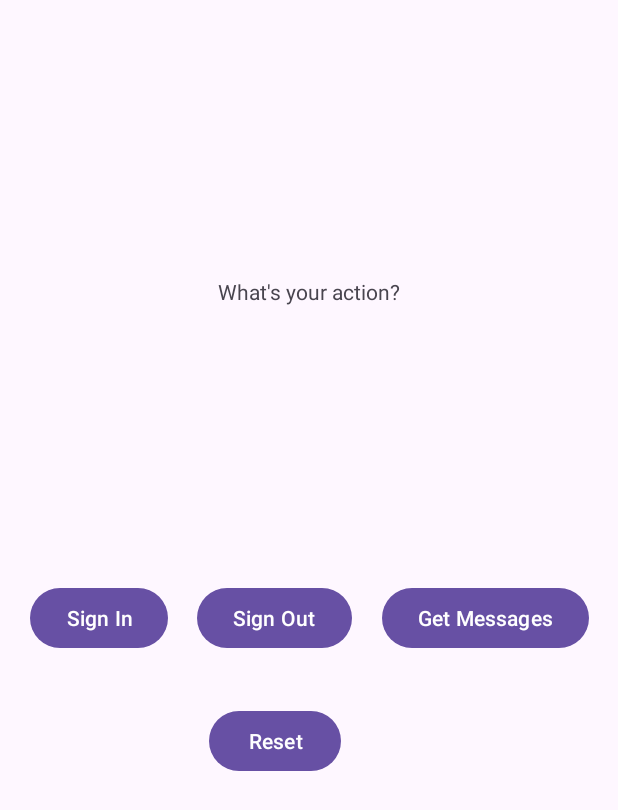
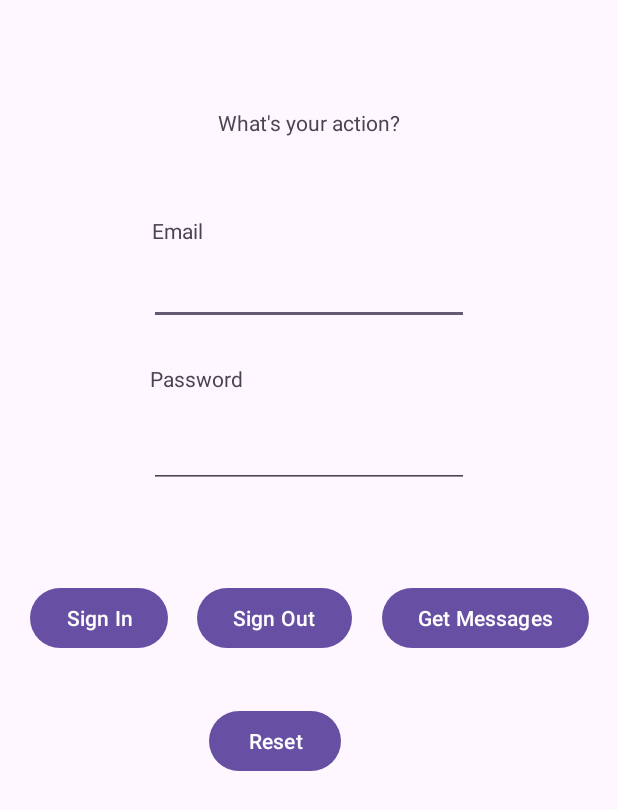
Before and after one commit to kyrtsouv/ParkX, an Android app: the screen it shows after launch (MainActivity), on a phone screen of 412 x 824 dp. Shown: the top 810 px of the screen. Run offline under Robolectric (Android 15) with nearby library versions, the light colour scheme and no system bars; libraries missing offline, so code that uses them is left out: io.github.jan.supabase; 1 statement that could not run was skipped.

Commit message:
add map function (agp = "8.10.0")

```diff
--- a/app/src/main/java/com/example/parkx/MainActivity.java
+++ b/app/src/main/java/com/example/parkx/MainActivity.java
@@ -1,10 +1,21 @@
 package com.example.parkx;
 
+import android.Manifest;
+import android.content.Intent;
+import android.content.pm.PackageManager;
+import android.location.LocationManager;
 import android.os.Bundle;
+import android.provider.Settings;
 import android.view.View;
+import android.widget.Button;
+import android.widget.EditText;
 import android.widget.TextView;
+import android.widget.Toast;
 
+import androidx.annotation.NonNull;
 import androidx.appcompat.app.AppCompatActivity;
+import androidx.core.app.ActivityCompat;
+import androidx.core.content.ContextCompat;
 
 import org.jetbrains.annotations.NotNull;
 
@@ -13,6 +24,11 @@ import java.util.List;
 public class MainActivity extends AppCompatActivity {
 
     TextView textView;
+
+    EditText email,password;
+    Button sign_in;
+    private static final int Location_Permission_Code=100;
+    private static final int GPS_REQUEST_CODE = 101;
 
     @Override
     protected void onCreate(Bundle savedInstanceState) {
@@ -23,8 +39,48 @@ public class MainActivity extends AppCompatActivity {
 
         SupabaseManager.INSTANCE.init();
 
+        textView.setText("What's your action?");
 
-        textView.setText("What's your action?");
+        email=findViewById(R.id.editTextText1);
+        password=findViewById(R.id.editTextText2);
+        sign_in=findViewById(R.id.button);
+        sign_in.setOnClickListener(view -> {
+            Intent intent = new Intent(MainActivity.this, MapsActivity.class);
+            startActivity(intent);
+            if (ActivityCompat.checkSelfPermission(this, Manifest.permission.ACCESS_FINE_LOCATION)
+                    != PackageManager.PERMISSION_GRANTED) {
+                ActivityCompat.requestPermissions(this,
+                        new String[]{Manifest.permission.ACCESS_FINE_LOCATION},
+                        Location_Permission_Code);
+            } else {
+                startActivity(new Intent(MainActivity.this, MapsActivity.class));
+            }
+        });
+
+        checkLocationPermission();
+    }
+
+    private void checkLocationPermission() {
+        if (ContextCompat.checkSelfPermission(this, Manifest.permission.ACCESS_FINE_LOCATION)
+                != PackageManager.PERMISSION_GRANTED) {
+            // Ask for permission
+            ActivityCompat.requestPermissions(this,
+                    new String[]{Manifest.permission.ACCESS_FINE_LOCATION},
+                    Location_Permission_Code);
+        } else {
+            // Permission already granted
+            LocationManager locationManager = (LocationManager) getSystemService(LOCATION_SERVICE);
+            boolean gpsEnabled = locationManager.isProviderEnabled(LocationManager.GPS_PROVIDER);
+
+            if (!gpsEnabled) {
+                Toast.makeText(this, "Please enable GPS", Toast.LENGTH_SHORT).show();
+                Intent intent = new Intent(Settings.ACTION_LOCATION_SOURCE_SETTINGS);
+                startActivityForResult(intent, GPS_REQUEST_CODE);
+            } else {
+                // GPS is already on, proceed with location features
+                Toast.makeText(this, "GPS is ON", Toast.LENGTH_SHORT).show();
+            }
+        }
     }
 
     public void SignIn(View view) {
@@ -78,4 +134,17 @@ public class MainActivity extends AppCompatActivity {
     public void Reset(View view) {
         textView.setText("What's your action?");
     }
+
+    @Override
+    public void onRequestPermissionsResult(int requestCode, @NonNull String[] permissions,
+                                           @NonNull int[] grantResults) {
+        super.onRequestPermissionsResult(requestCode, permissions, grantResults);
+        if (requestCode == Location_Permission_Code) {
+            if (grantResults.length > 0 && grantResults[0] == PackageManager.PERMISSION_GRANTED) {
+                startActivity(new Intent(MainActivity.this, MapsActivity.class));
+            } else {
+                Toast.makeText(this, "Η άδεια τοποθεσίας είναι απαραίτητη.", Toast.LENGTH_SHORT).show();
+            }
+        }
+    }
 }
--- a/app/src/main/res/layout/activity_main.xml
+++ b/app/src/main/res/layout/activity_main.xml
@@ -54,7 +54,8 @@
         app:layout_constraintBottom_toTopOf="@+id/button2"
         app:layout_constraintEnd_toEndOf="parent"
         app:layout_constraintStart_toStartOf="parent"
-        app:layout_constraintTop_toTopOf="parent" />
+        app:layout_constraintTop_toTopOf="parent"
+        app:layout_constraintVertical_bias="0.195" />
 
     <Button
         android:id="@+id/button4"
@@ -67,4 +68,50 @@
         app:layout_constraintStart_toStartOf="@+id/button2"
         app:layout_constraintTop_toBottomOf="@+id/button2"
         app:layout_constraintVertical_bias="0.10" />
+
+    <EditText
+        android:id="@+id/editTextText1"
+        android:layout_width="wrap_content"
+        android:layout_height="wrap_content"
+        android:ems="10"
+        android:inputType="text"
+        app:layout_constraintBottom_toTopOf="@+id/button"
+        app:layout_constraintEnd_toEndOf="parent"
+        app:layout_constraintStart_toStartOf="parent"
+        app:layout_constraintTop_toTopOf="parent" />
+
+    <EditText
+        android:id="@+id/editTextText2"
+        android:layout_width="wrap_content"
+        android:layout_height="wrap_content"
+        android:ems="10"
+        android:inputType="text"
+        app:layout_constraintBottom_toTopOf="@+id/button"
+        app:layout_constraintEnd_toEndOf="parent"
+        app:layout_constraintStart_toStartOf="parent"
+        app:layout_constraintTop_toBottomOf="@+id/editTextText1" />
+
+    <TextView
+        android:id="@+id/textView2"
+        android:layout_width="wrap_content"
+        android:layout_height="wrap_content"
+        android:layout_marginBottom="8dp"
+        android:text="Email"
+        app:layout_constraintBottom_toTopOf="@+id/editTextText1"
+        app:layout_constraintEnd_toEndOf="parent"
+        app:layout_constraintHorizontal_bias="0.268"
+        app:layout_constraintStart_toStartOf="parent" />
+
+    <TextView
+        android:id="@+id/textView3"
+        android:layout_width="wrap_content"
+        android:layout_height="wrap_content"
+        android:layout_marginBottom="8dp"
+        android:text="Password"
+        app:layout_constraintBottom_toTopOf="@+id/editTextText2"
+        app:layout_constraintEnd_toEndOf="parent"
+        app:layout_constraintHorizontal_bias="0.286"
+        app:layout_constraintStart_toStartOf="parent"
+        app:layout_constraintTop_toBottomOf="@+id/editTextText1"
+        app:layout_constraintVertical_bias="0.718" />
 </androidx.constraintlayout.widget.ConstraintLayout>
--- a/app/src/main/res/values/strings.xml
+++ b/app/src/main/res/values/strings.xml
@@ -1,3 +1,4 @@
 <resources>
     <string name="app_name">ParkX</string>
+    <string name="title_activity_maps">MapsActivity</string>
 </resources>
--- a/build.gradle.kts
+++ b/build.gradle.kts
@@ -2,4 +2,5 @@
 plugins {
     alias(libs.plugins.android.application) apply false
     alias(libs.plugins.kotlin.android) apply false
+    alias(libs.plugins.google.android.libraries.mapsplatform.secrets.gradle.plugin) apply false
 }
--- a/gradle/libs.versions.toml
+++ b/gradle/libs.versions.toml
@@ -1,5 +1,5 @@
 [versions]
-agp = "8.9.2"
+agp = "8.10.0"
 junit = "4.13.2"
 junitVersion = "1.2.1"
 espressoCore = "3.6.1"
@@ -10,6 +10,7 @@ constraintlayout = "2.2.1"
 playServicesMaps = "19.2.0"
 kotlin = "2.1.20"
 coreKtx = "1.16.0"
+googleAndroidLibrariesMapsplatformSecretsGradlePlugin = "2.0.1"
 
 [libraries]
 junit = { group = "junit", name = "junit", version.ref = "junit" }
@@ -25,3 +26,4 @@ core-ktx = { group = "androidx.core", name = "core-ktx", version.ref = "coreKtx"
 [plugins]
 android-application = { id = "com.android.application", version.ref = "agp" }
 kotlin-android = { id = "org.jetbrains.kotlin.android", version.ref = "kotlin" }
+google-android-libraries-mapsplatform-secrets-gradle-plugin = { id = "com.google.android.libraries.mapsplatform.secrets-gradle-plugin", version.ref = "googleAndroidLibrariesMapsplatformSecretsGradlePlugin" }
```
Also changed, not shown: app/build.gradle.kts (+9 -1 lines), app/src/main/AndroidManifest.xml (+22 -0 lines), app/src/main/java/com/example/parkx/MapsActivity.java (added, +71 -0 lines), app/src/main/res/layout/activity_map.xml (added, +9 -0 lines).
